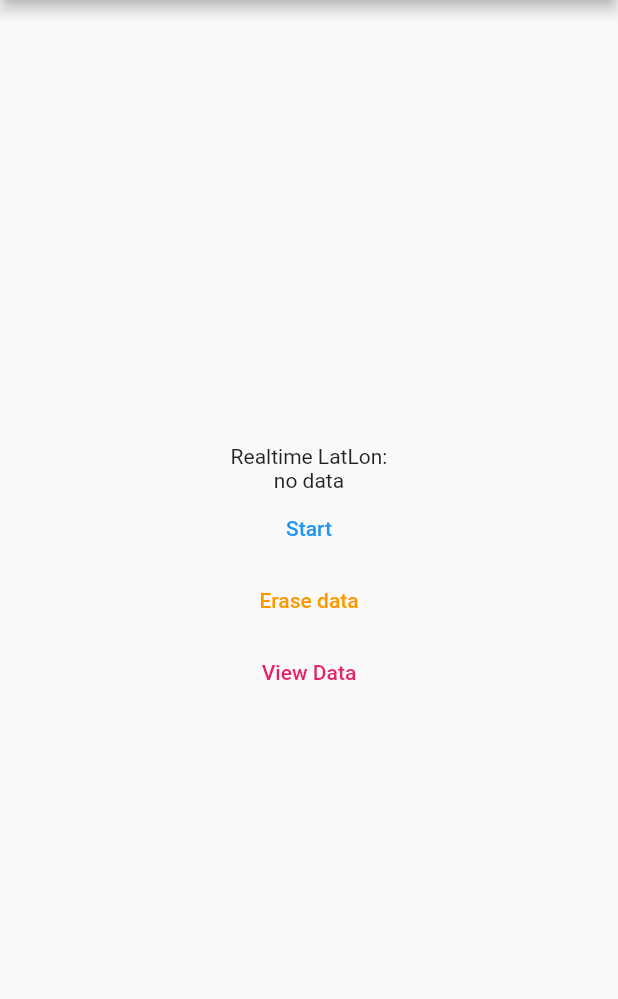
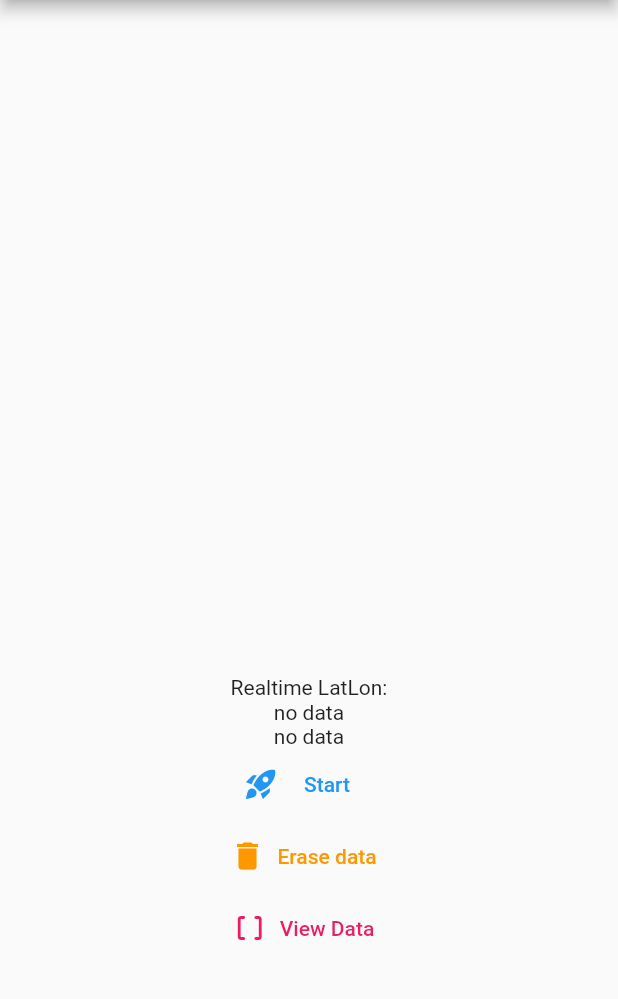
Before and after one commit to pepitoenpeligro/location, a Flutter app: the screen it shows after launch, on a phone screen of 412 x 824 dp, the part 84-1083 px from its top. Run offline on Flutter 3.47's test engine with Material 2 defaults, Android fonts, the phone set to English and light mode, and no system bars; our stand-ins replace geolocator, lottie; missing offline and left inert: dart:ffi.

Commit message:
ADD animations and colors

```diff
--- a/lib/main.dart
+++ b/lib/main.dart
@@ -11,6 +11,8 @@ import 'package:path_provider/path_provider.dart';
 import 'dart:convert';
 
 import 'dart:io';
+
+import 'package:lottie/lottie.dart';
 
 Future<String> get _localPath async {
   final directory = await getApplicationDocumentsDirectory();
@@ -111,6 +113,8 @@ class _MyHomePageState extends State<MyHomePage> {
 
   bool statusRecording = false;
 
+  bool showAnimationLocationTracking = false;
+
   @override
   void dispose() {
     // TODO: implement dispose
@@ -194,6 +198,7 @@ class _MyHomePageState extends State<MyHomePage> {
         print(position == null ? 'Unknown' : '$position');
         setState(() {
           currentPosition = position;
+
           if (statusRecording) {
             PositionInterface newPosition = PositionInterface();
             newPosition.latitude = currentPosition?.latitude;
@@ -201,7 +206,7 @@ class _MyHomePageState extends State<MyHomePage> {
             newPosition.timestamp = DateTime.now().millisecondsSinceEpoch;
             positionRecollected?.add(newPosition);
             writePositionsToFile(positionRecollected!);
-            print("saved!");
+            print("Location saved to file!");
           }
         });
       },
@@ -213,6 +218,7 @@ class _MyHomePageState extends State<MyHomePage> {
     captureLocation();
     setState(() {
       statusRecording = !statusRecording;
+      showAnimationLocationTracking = !showAnimationLocationTracking;
     });
   }
 
@@ -259,33 +265,65 @@ class _MyHomePageState extends State<MyHomePage> {
           // center the children vertically; the main axis here is the vertical
           // axis because Columns are vertical (the cross axis would be
           // horizontal).
-          mainAxisAlignment: MainAxisAlignment.center,
+          mainAxisAlignment: MainAxisAlignment.spaceEvenly,
           children: <Widget>[
-            // const Text(
-            //   'You have pushed the button this many times:',
-            // ),
-            // Text(
-            //   '$_counter',
-            //   style: Theme.of(context).textTheme.headlineMedium,
-            // ),
+            Container(
+                // color: Colors.red,
+                child: SizedBox(
+                    width: 200,
+                    height: 200,
+                    child: Visibility(
+                        visible: showAnimationLocationTracking,
+                        child: Lottie.network(
+                            'https://assets3.lottiefiles.com/packages/lf20_FtD13Z.json')))),
+            Container(
+                // color: Colors.yellow,
+                child: Column(children: [
               const Text('Realtime LatLon:'),
               Text(currentPosition != null
-                ? '${currentPosition?.latitude}, ${currentPosition?.longitude}'
+                  ? 'Lat: ${currentPosition?.latitude}'
                   : 'no data'),
+              Text(currentPosition != null
+                  ? 'Lon: ${currentPosition?.longitude}'
+                  : 'no data'),
+              Row(mainAxisAlignment: MainAxisAlignment.center, children: [
+                Icon(
+                  Icons.rocket_launch,
+                  color: Colors.blue,
+                  size: 24.0,
+                  semanticLabel: 'Start recording location tracking',
+                ),
                 TextButton(
                     style: ButtonStyle(
                       foregroundColor:
                           MaterialStateProperty.all<Color>(Colors.blue),
                     ),
                     onPressed: _recordPositionToJson,
-                child: Text(statusRecording ? 'Stop' : 'Start')),
+                    child: Text(statusRecording ? 'Stop' : 'Start'))
+              ]),
+              Row(mainAxisAlignment: MainAxisAlignment.center, children: [
+                Icon(
+                  Icons.delete,
+                  color: Colors.orange,
+                  size: 24.0,
+                  semanticLabel: 'Erase recorded data',
+                ),
                 TextButton(
-                onPressed: _eraseData,
+                    onPressed: () =>
+                        {_eraseData(), positionRecollected?.clear()},
                     style: ButtonStyle(
                       foregroundColor:
                           MaterialStateProperty.all<Color>(Colors.orange),
                     ),
-                child: Text("Erase data")),
+                    child: Text("Erase data"))
+              ]),
+              Row(mainAxisAlignment: MainAxisAlignment.center, children: [
+                Icon(
+                  Icons.data_array_rounded,
+                  color: Colors.pink,
+                  size: 24.0,
+                  semanticLabel: 'View recorded data',
+                ),
                 TextButton(
                     onPressed: _goViewData,
                     style: ButtonStyle(
@@ -293,6 +331,14 @@ class _MyHomePageState extends State<MyHomePage> {
                           MaterialStateProperty.all<Color>(Colors.pink),
                     ),
                     child: Text("View Data"))
+              ]),
+            ])),
+            // Divider(),
+
+            // showAnimationLocationTracking
+            //     ? Lottie.network(
+            //         'https://assets3.lottiefiles.com/packages/lf20_FtD13Z.json')
+            //     : null
 
             // Row(mainAxisAlignment: MainAxisAlignment.end, children: <Widget>[
             //   Text('hola'),
--- a/pubspec.yaml
+++ b/pubspec.yaml
@@ -38,6 +38,7 @@ dependencies:
   geolocator: ^9.0.2
   async: ^2.10.0
   path_provider: ^2.0.12
+  lottie: ^2.2.0
 
 dev_dependencies:
   flutter_test:
```
Also changed, not shown: pubspec.lock. Lines whose indentation alone changed are shown as unchanged.
